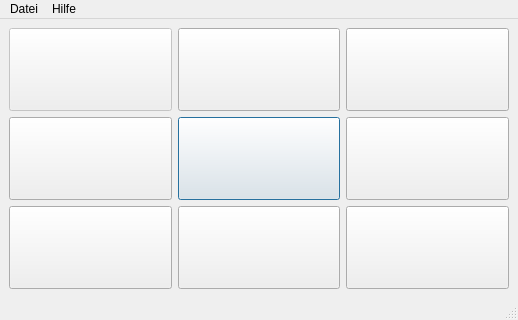
The window that src/ui/main_window.ui (amogorkon/watnu) describes before a commit, drawn with Qt 5.
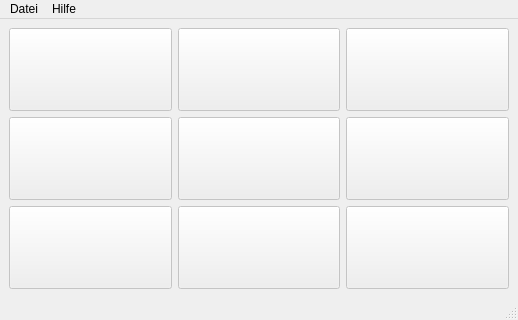
The same window after the commit. Icons and pictures are not drawn.

What changed in the file:
```diff
--- a/src/ui/main_window.ui
+++ b/src/ui/main_window.ui
@@ -35,7 +35,7 @@
       <item row="1" column="2">
        <widget class="QPushButton" name="button6">
         <property name="enabled">
-         <bool>true</bool>
+         <bool>false</bool>
         </property>
         <property name="sizePolicy">
          <sizepolicy hsizetype="Minimum" vsizetype="MinimumExpanding">
@@ -74,6 +74,9 @@
       </item>
       <item row="1" column="0">
        <widget class="QPushButton" name="button4">
+        <property name="enabled">
+         <bool>false</bool>
+        </property>
         <property name="sizePolicy">
          <sizepolicy hsizetype="Minimum" vsizetype="MinimumExpanding">
           <horstretch>0</horstretch>
@@ -102,6 +105,9 @@
       </item>
       <item row="1" column="1">
        <widget class="QPushButton" name="button5">
+        <property name="enabled">
+         <bool>false</bool>
+        </property>
         <property name="sizePolicy">
          <sizepolicy hsizetype="Minimum" vsizetype="MinimumExpanding">
           <horstretch>0</horstretch>
@@ -149,7 +155,7 @@
       <item row="0" column="1">
        <widget class="QPushButton" name="button8">
         <property name="enabled">
-         <bool>true</bool>
+         <bool>false</bool>
         </property>
         <property name="sizePolicy">
          <sizepolicy hsizetype="Minimum" vsizetype="MinimumExpanding">
@@ -223,7 +229,7 @@
       <item row="0" column="2">
        <widget class="QPushButton" name="button9">
         <property name="enabled">
-         <bool>true</bool>
+         <bool>false</bool>
         </property>
         <property name="sizePolicy">
          <sizepolicy hsizetype="Minimum" vsizetype="MinimumExpanding">
@@ -269,7 +275,7 @@
       <item row="2" column="1">
        <widget class="QPushButton" name="button2">
         <property name="enabled">
-         <bool>true</bool>
+         <bool>false</bool>
         </property>
         <property name="sizePolicy">
          <sizepolicy hsizetype="Minimum" vsizetype="MinimumExpanding">
@@ -309,7 +315,7 @@
       <item row="2" column="2">
        <widget class="QPushButton" name="button3">
         <property name="enabled">
-         <bool>true</bool>
+         <bool>false</bool>
         </property>
         <property name="sizePolicy">
          <sizepolicy hsizetype="Minimum" vsizetype="MinimumExpanding">
@@ -346,7 +352,7 @@
       <item row="2" column="0">
        <widget class="QPushButton" name="button1">
         <property name="enabled">
-         <bool>true</bool>
+         <bool>false</bool>
         </property>
         <property name="sizePolicy">
          <sizepolicy hsizetype="Minimum" vsizetype="MinimumExpanding">
```
